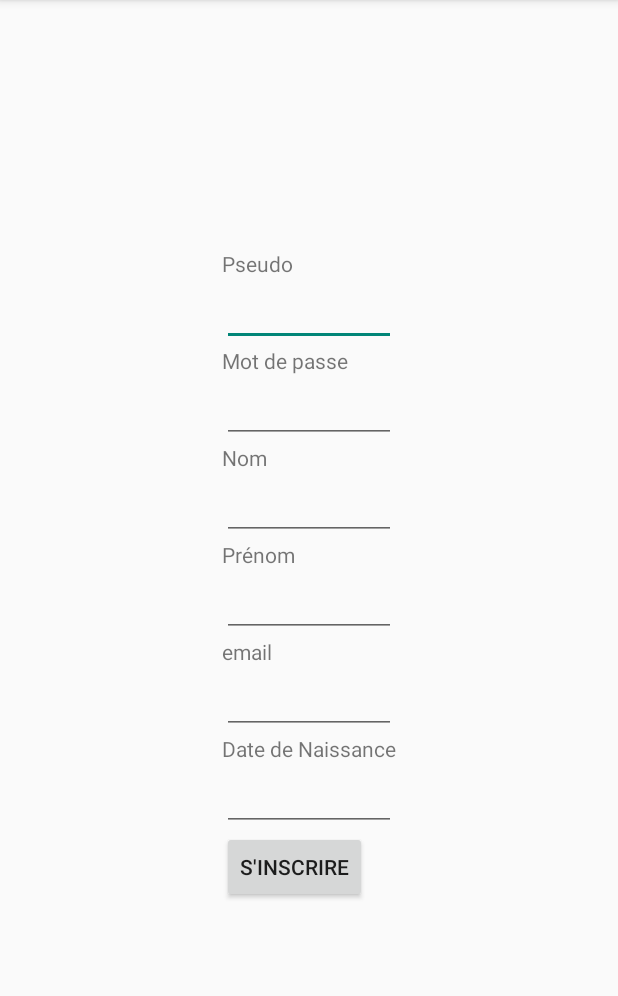
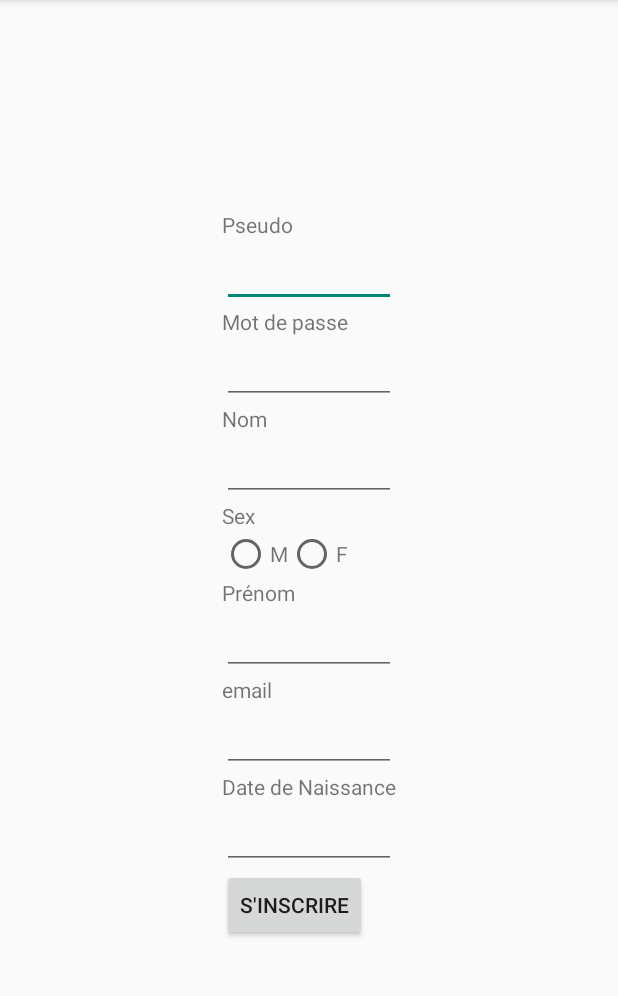
Before and after one commit to nsvir/ProjectWeekOpop, an Android app: the FragmentSignUp screen opened directly, with no data from a screen before it, on a phone screen of 412 x 824 dp, the part 84-1080 px from its top. Run offline under Robolectric (Android 15) with nearby library versions, the phone set to English and light mode, and no system bars.

```diff
--- a/ProjectWeek/src/main/res/layout/fragment_signup.xml
+++ b/ProjectWeek/src/main/res/layout/fragment_signup.xml
@@ -13,7 +13,8 @@
         <TextView
             android:layout_height="wrap_content"
             android:layout_width="wrap_content"
-            android:text="@string/login"/>
+            android:text="@string/login" />
+
         <EditText
             android:id="@+id/loginText"
             android:layout_height="match_parent"
@@ -22,17 +23,19 @@
         <TextView
             android:layout_height="wrap_content"
             android:layout_width="wrap_content"
-            android:text="@string/password"/>
+            android:text="@string/password" />
+
         <EditText
             android:id="@+id/passwordText"
             android:layout_height="match_parent"
             android:layout_width="match_parent"
-            android:inputType="textPassword"/>
+            android:inputType="textPassword" />
 
         <TextView
             android:layout_height="wrap_content"
             android:layout_width="wrap_content"
-            android:text="@string/lastname"/>
+            android:text="@string/lastname" />
+
         <EditText
             android:id="@+id/lastname"
             android:layout_height="match_parent"
@@ -41,37 +44,68 @@
         <TextView
             android:layout_height="wrap_content"
             android:layout_width="wrap_content"
-            android:text="@string/firstname"/>
+            android:text="@string/sex" />
+
+        <LinearLayout
+            android:layout_width="wrap_content"
+            android:layout_height="wrap_content">
+
+            <RadioButton
+                android:layout_width="wrap_content"
+                android:layout_height="wrap_content" />
+
+            <TextView
+                android:layout_width="wrap_content"
+                android:layout_height="wrap_content"
+                android:text="M" />
+
+            <RadioButton
+                android:layout_width="wrap_content"
+                android:layout_height="wrap_content" />
+
+            <TextView
+                android:layout_width="wrap_content"
+                android:layout_height="wrap_content"
+                android:text="F" />
+        </LinearLayout>
+
+        <TextView
+            android:layout_height="wrap_content"
+            android:layout_width="wrap_content"
+            android:text="@string/firstname" />
+
         <EditText
             android:id="@+id/firstname"
             android:layout_height="match_parent"
             android:layout_width="match_parent"
-            android:inputType="textPersonName"/>
+            android:inputType="textPersonName" />
 
         <TextView
             android:layout_height="wrap_content"
             android:layout_width="wrap_content"
-            android:text="@string/email"/>
+            android:text="@string/email" />
+
         <EditText
             android:id="@+id/email"
             android:layout_height="match_parent"
             android:layout_width="match_parent"
-            android:inputType="textEmailAddress"/>
+            android:inputType="textEmailAddress" />
 
         <TextView
             android:layout_height="wrap_content"
             android:layout_width="wrap_content"
-            android:text="@string/birthdate"/>
+            android:text="@string/birthdate" />
+
         <EditText
             android:id="@+id/birthdate"
             android:layout_height="match_parent"
             android:layout_width="match_parent"
-            android:inputType="date"/>
+            android:inputType="date" />
 
         <Button
             android:id="@+id/signUp"
             android:layout_height="match_parent"
             android:layout_width="wrap_content"
-            android:text="@string/signUp"/>
+            android:text="@string/signUp" />
     </LinearLayout>
 </RelativeLayout>
```
